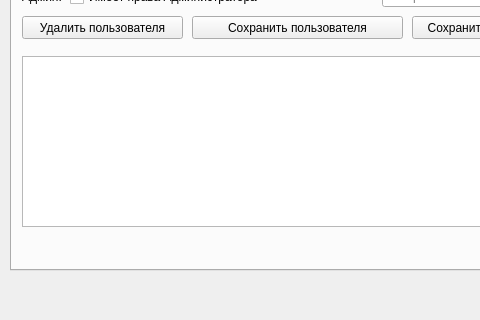
Qt form src/client/AdminWindow/AdminWindow.ui (orlov-vo/flywork) before a commit; both pictures show x 0 to 480 and y 200 to 520 of the 640 by 520 pixel window.
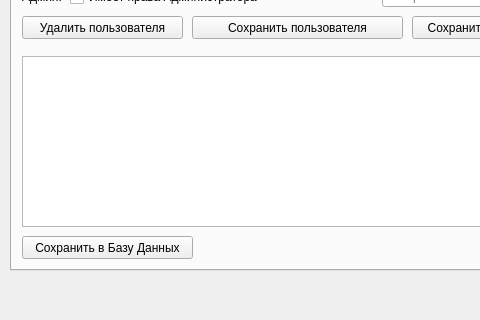
The same form after that commit. The open tabs and pages were chosen to show the change. Icons and pictures are not drawn.

Commit message: Сохранение в Базу Данных Добавление нового функционала в приложение, позволяющего сохранять текущую информацию в Базу Данных для последующей загрузки.

What changed in the file:
```diff
--- a/src/client/AdminWindow/AdminWindow.ui
+++ b/src/client/AdminWindow/AdminWindow.ui
@@ -594,6 +594,19 @@
        <string>Сохранить</string>
       </property>
      </widget>
+     <widget class="QPushButton" name="pbSaveToDB">
+      <property name="geometry">
+       <rect>
+        <x>10</x>
+        <y>400</y>
+        <width>171</width>
+        <height>23</height>
+       </rect>
+      </property>
+      <property name="text">
+       <string>Сохранить в Базу Данных</string>
+      </property>
+     </widget>
     </widget>
    </widget>
   </widget>
```
Left out of the diff: 2 changed lines with no effect on the pictures. The commit also changes 7 other files.
